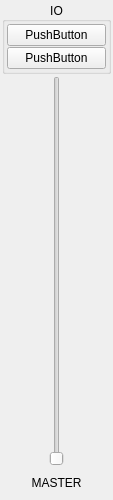
Old version of the form src/ZMS/channel/masterchannelstripwidget.ui in the repository wtrsltnk/zynmusicstudio.
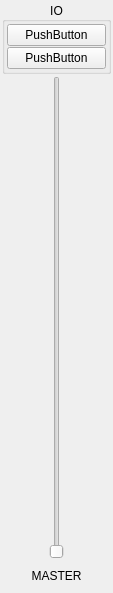
New version of the form.

```diff
--- a/src/ZMS/channel/masterchannelstripwidget.ui
+++ b/src/ZMS/channel/masterchannelstripwidget.ui
@@ -7,11 +7,11 @@
     <x>0</x>
     <y>0</y>
     <width>113</width>
-    <height>500</height>
+    <height>593</height>
    </rect>
   </property>
   <property name="sizePolicy">
-   <sizepolicy hsizetype="Minimum" vsizetype="Minimum">
+   <sizepolicy hsizetype="Minimum" vsizetype="Expanding">
     <horstretch>0</horstretch>
     <verstretch>0</verstretch>
    </sizepolicy>
@@ -31,7 +31,13 @@
   <property name="windowTitle">
    <string>Form</string>
   </property>
-  <layout class="QGridLayout" name="gridLayout">
+  <layout class="QVBoxLayout" name="partslayout">
+   <property name="spacing">
+    <number>2</number>
+   </property>
+   <property name="sizeConstraint">
+    <enum>QLayout::SetMinimumSize</enum>
+   </property>
    <property name="leftMargin">
     <number>2</number>
    </property>
@@ -44,57 +50,7 @@
    <property name="bottomMargin">
     <number>2</number>
    </property>
-   <property name="horizontalSpacing">
-    <number>0</number>
-   </property>
-   <property name="verticalSpacing">
-    <number>2</number>
-   </property>
-   <item row="3" column="0" colspan="3">
-    <widget class="QLabel" name="lblName">
-     <property name="minimumSize">
-      <size>
-       <width>0</width>
-       <height>30</height>
-      </size>
-     </property>
-     <property name="maximumSize">
-      <size>
-       <width>16777215</width>
-       <height>30</height>
-      </size>
-     </property>
-     <property name="text">
-      <string>MASTER</string>
-     </property>
-     <property name="alignment">
-      <set>Qt::AlignCenter</set>
-     </property>
-    </widget>
-   </item>
-   <item row="2" column="1">
-    <widget class="QSlider" name="sysmaster">
-     <property name="minimumSize">
-      <size>
-       <width>0</width>
-       <height>150</height>
-      </size>
-     </property>
-     <property name="maximum">
-      <number>128</number>
-     </property>
-     <property name="orientation">
-      <enum>Qt::Vertical</enum>
-     </property>
-    </widget>
-   </item>
-   <item row="2" column="0">
-    <widget class="QWidget" name="sysvuL" native="true"/>
-   </item>
-   <item row="2" column="2">
-    <widget class="QWidget" name="sysvuR" native="true"/>
-   </item>
-   <item row="1" column="0" colspan="3">
+   <item>
     <widget class="QGroupBox" name="grpIO">
      <property name="title">
       <string>IO</string>
@@ -135,6 +91,77 @@
      </layout>
     </widget>
    </item>
+   <item>
+    <widget class="QWidget" name="widget" native="true">
+     <property name="minimumSize">
+      <size>
+       <width>0</width>
+       <height>400</height>
+      </size>
+     </property>
+     <layout class="QHBoxLayout" name="horizontalLayout">
+      <property name="spacing">
+       <number>2</number>
+      </property>
+      <property name="leftMargin">
+       <number>0</number>
+      </property>
+      <property name="topMargin">
+       <number>0</number>
+      </property>
+      <property name="rightMargin">
+       <number>0</number>
+      </property>
+      <property name="bottomMargin">
+       <number>0</number>
+      </property>
+      <item>
+       <widget class="QWidget" name="sysvuL" native="true"/>
+      </item>
+      <item>
+       <widget class="QSlider" name="sysmaster">
+        <property name="minimumSize">
+         <size>
+          <width>0</width>
+          <height>150</height>
+         </size>
+        </property>
+        <property name="maximum">
+         <number>128</number>
+        </property>
+        <property name="orientation">
+         <enum>Qt::Vertical</enum>
+        </property>
+       </widget>
+      </item>
+      <item>
+       <widget class="QWidget" name="sysvuR" native="true"/>
+      </item>
+     </layout>
+    </widget>
+   </item>
+   <item>
+    <widget class="QLabel" name="lblName">
+     <property name="minimumSize">
+      <size>
+       <width>0</width>
+       <height>30</height>
+      </size>
+     </property>
+     <property name="maximumSize">
+      <size>
+       <width>16777215</width>
+       <height>30</height>
+      </size>
+     </property>
+     <property name="text">
+      <string>MASTER</string>
+     </property>
+     <property name="alignment">
+      <set>Qt::AlignCenter</set>
+     </property>
+    </widget>
+   </item>
   </layout>
  </widget>
  <resources/>
```
